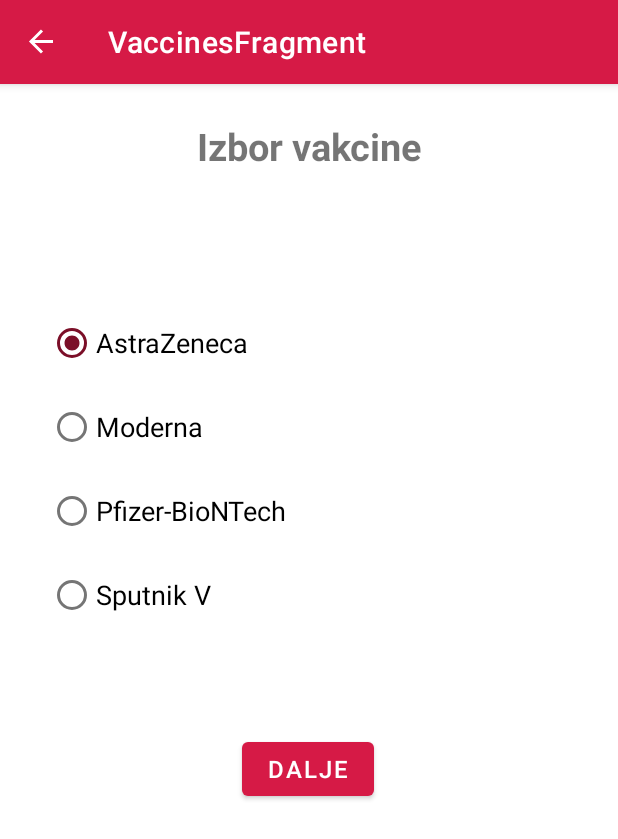
After one commit to ahmedhalac/prijava_za_vakcinaciju, an Android app: the VaccinesFragment screen opened through its navigation route, on a phone screen of 412 x 824 dp. The commit adds this screen. Shown: the top 839 px of the screen. Run offline under Robolectric (Android 15) with nearby library versions, the phone set to English and light mode, and no system bars; our stand-ins replace data binding, navigation-ui.

Commit message:
added vaccines-fr

```diff
--- a/app/src/main/java/com/example/prijavazavakcinaciju/PriorityGroupFragment.kt
+++ b/app/src/main/java/com/example/prijavazavakcinaciju/PriorityGroupFragment.kt
@@ -5,6 +5,10 @@
 import android.view.LayoutInflater
 import android.view.View
 import android.view.ViewGroup
+import androidx.databinding.DataBindingUtil
+import androidx.navigation.findNavController
+import com.example.prijavazavakcinaciju.databinding.FragmentPriorityGroupBinding
+import com.example.prijavazavakcinaciju.databinding.FragmentUserDataBinding
 
 class PriorityGroupFragment : Fragment() {
     override fun onCreateView(
@@ -12,7 +16,13 @@
         savedInstanceState: Bundle?
     ): View? {
         // Inflate the layout for this fragment
-        return inflater.inflate(R.layout.fragment_priority_group, container, false)
+        val binding = DataBindingUtil.inflate<FragmentPriorityGroupBinding>(inflater, R.layout.fragment_priority_group, container, false)
+
+        binding.priorityGroupBtn.setOnClickListener{ view: View ->
+            view.findNavController().navigate(R.id.action_priorityGroupFragment_to_vaccinesFragment2)
+        }
+
+        return binding.root
     }
 
 }
--- /dev/null
+++ b/app/src/main/java/com/example/prijavazavakcinaciju/VaccinesFragment.kt
@@ -0,0 +1,20 @@
+package com.example.prijavazavakcinaciju
+
+import android.os.Bundle
+import androidx.fragment.app.Fragment
+import android.view.LayoutInflater
+import android.view.View
+import android.view.ViewGroup
+
+
+class VaccinesFragment : Fragment() {
+    override fun onCreateView(
+        inflater: LayoutInflater, container: ViewGroup?,
+        savedInstanceState: Bundle?
+    ): View? {
+        // Inflate the layout for this fragment
+        return inflater.inflate(R.layout.fragment_vaccines, container, false)
+    }
+
+
+}
--- /dev/null
+++ b/app/src/main/res/layout/fragment_vaccines.xml
@@ -0,0 +1,100 @@
+<?xml version="1.0" encoding="utf-8"?>
+
+<layout xmlns:android="http://schemas.android.com/apk/res/android"
+    xmlns:app="http://schemas.android.com/apk/res-auto"
+    xmlns:tools="http://schemas.android.com/tools"
+    tools:context="com.example.android.navigation.VaccinesFragment">
+
+    <ScrollView
+        android:layout_width="match_parent"
+        android:layout_height="match_parent"
+        android:fillViewport="true">
+
+        <androidx.constraintlayout.widget.ConstraintLayout
+            android:id="@+id/frameLayout"
+            android:layout_width="match_parent"
+            android:layout_height="wrap_content">
+
+            <TextView
+                android:id="@+id/questionText"
+                android:layout_width="0dp"
+                android:layout_height="wrap_content"
+                android:layout_marginTop="24dp"
+                android:fontFamily="sans-serif"
+                android:text="Izbor vakcine"
+                android:textSize="@dimen/title"
+                android:textStyle="bold"
+                android:typeface="normal"
+                android:gravity="center"
+                app:layout_constraintEnd_toEndOf="parent"
+                app:layout_constraintStart_toStartOf="parent"
+                app:layout_constraintTop_toTopOf="parent" />
+
+            <RadioGroup
+                android:id="@+id/questionRadioGroup"
+                android:layout_width="0dp"
+                android:layout_height="wrap_content"
+                android:layout_marginStart="32dp"
+                android:layout_marginTop="90dp"
+                android:layout_marginEnd="32dp"
+                android:animateLayoutChanges="true"
+                android:orientation="vertical"
+                app:layout_constraintEnd_toEndOf="parent"
+                app:layout_constraintStart_toStartOf="parent"
+                app:layout_constraintTop_toBottomOf="@+id/questionText">
+
+                <RadioButton
+                    android:id="@+id/id_vaccines_radio_1"
+                    android:layout_width="match_parent"
+                    android:layout_height="wrap_content"
+                    android:layout_marginBottom="8dp"
+                    android:checked="true"
+                    android:text="AstraZeneca"
+                    android:textSize="18sp" />
+
+                <RadioButton
+                    android:id="@+id/id_vaccines_radio_2"
+                    android:layout_width="match_parent"
+                    android:layout_height="wrap_content"
+                    android:layout_marginBottom="8dp"
+                    android:text="Moderna"
+                    android:textSize="18sp" />
+
+                <RadioButton
+                    android:id="@+id/id_vaccines_radio_3"
+                    android:layout_width="match_parent"
+                    android:layout_height="wrap_content"
+                    android:layout_marginBottom="8dp"
+                    android:text="Pfizer-BioNTech"
+                    android:textSize="18sp" />
+
+                <RadioButton
+                    android:id="@+id/id_vaccines_radio_4"
+                    android:layout_width="match_parent"
+                    android:layout_height="wrap_content"
+                    android:layout_marginBottom="8dp"
+                    android:text="Sputnik V"
+                    android:textSize="18sp" />
+
+            </RadioGroup>
+
+            <Button
+                android:id="@+id/vaccines_btn"
+                android:layout_width="wrap_content"
+                android:layout_height="wrap_content"
+                android:layout_marginStart="32dp"
+                android:layout_marginTop="60dp"
+                android:layout_marginEnd="32dp"
+                android:text="@string/next"
+                android:textSize="@dimen/button_text"
+                app:layout_constraintEnd_toEndOf="parent"
+                app:layout_constraintHorizontal_bias="0.498"
+                app:layout_constraintStart_toStartOf="parent"
+                app:layout_constraintTop_toBottomOf="@+id/questionRadioGroup" />
+
+
+        </androidx.constraintlayout.widget.ConstraintLayout>
+
+    </ScrollView>
+
+</layout>
--- a/app/src/main/res/navigation/navigation.xml
+++ b/app/src/main/res/navigation/navigation.xml
@@ -58,5 +58,14 @@
         android:name="com.example.prijavazavakcinaciju.PriorityGroupFragment"
         android:label="PriorityGroupFragment"
         tools:layout="@layout/fragment_priority_group"
-        />
+        >
+        <action
+            android:id="@+id/action_priorityGroupFragment_to_vaccinesFragment2"
+            app:destination="@id/vaccinesFragment2" />
+    </fragment>
+    <fragment
+        android:id="@+id/vaccinesFragment2"
+        android:name="com.example.prijavazavakcinaciju.VaccinesFragment"
+        android:label="VaccinesFragment"
+        tools:layout="@layout/fragment_vaccines"/>
 </navigation>
```
